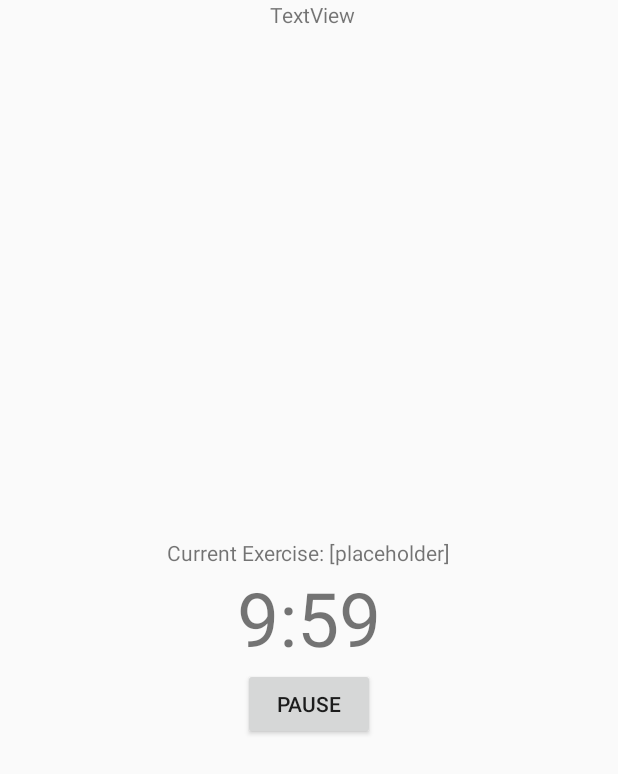
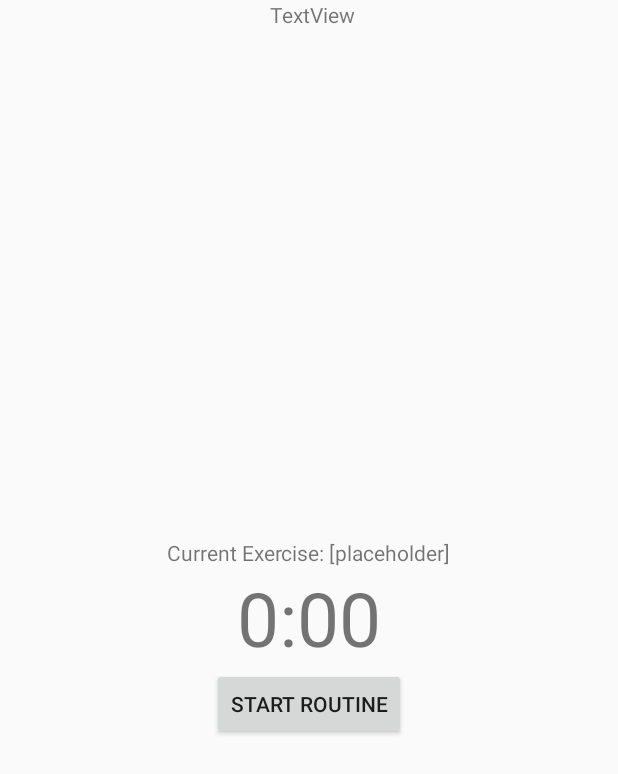
Before and after one commit to JuliusFan/RepTimeX, an Android app: the TrainingActivity screen opened directly, with no data from a screen before it, after a tap on "START", on a phone screen of 412 x 824 dp. Shown: the top 774 px of the screen. Run offline under Robolectric (Android 15) with nearby library versions, the light colour scheme and no system bars; 8 statements that could not run were skipped.

Commit message:
TrainingActivity Bug fix
Appropriately works if ExerciseArray[0] duration is 0.

Properly linked text to strings.xml

Required: French Translation

```diff
--- a/app/src/main/res/values/strings.xml
+++ b/app/src/main/res/values/strings.xml
@@ -45,4 +45,12 @@
     <string name="menu_about">About</string>
     <string name="routines_info">Press CREATE ROUTINE to create a new routine and add it to the list of routines.\nClick on a routine in the list to edit.\nPress SAVE to save your routines.\nAuthor: Julius Fan\nActivity Version: 1.0</string>
     <string name="exercises_info">Press ADD EXERCISE to add a new exercise to this routine.\nPress DELETE ROUTINE to delete this routine.\nPress SAVE ROUTINE to save this routine and go back.\nPress START ROUTINE to start your training with this routine.\nClick on an exercise in the list to edit or delete it.\nAuthor: Julius Fan\nActivity Version: 1.0</string>
+
+    <string name="restart_button">RESTART ROUTINE</string>
+    <string name="start_button">START EXERCISE</string>
+    <string name="pause_button">PAUSE</string>
+
+    <string name="label_current_exercise">Current Exercise: </string>
+    <string name="toast_exercise_done">Exercise completed!</string>
+    <string name="toast_routine_done">Routine completed!</string>
 </resources>
```
Also changed, not shown: app/src/main/java/com/example/reptimex/TrainingActivity.java (+17 -17 lines).
